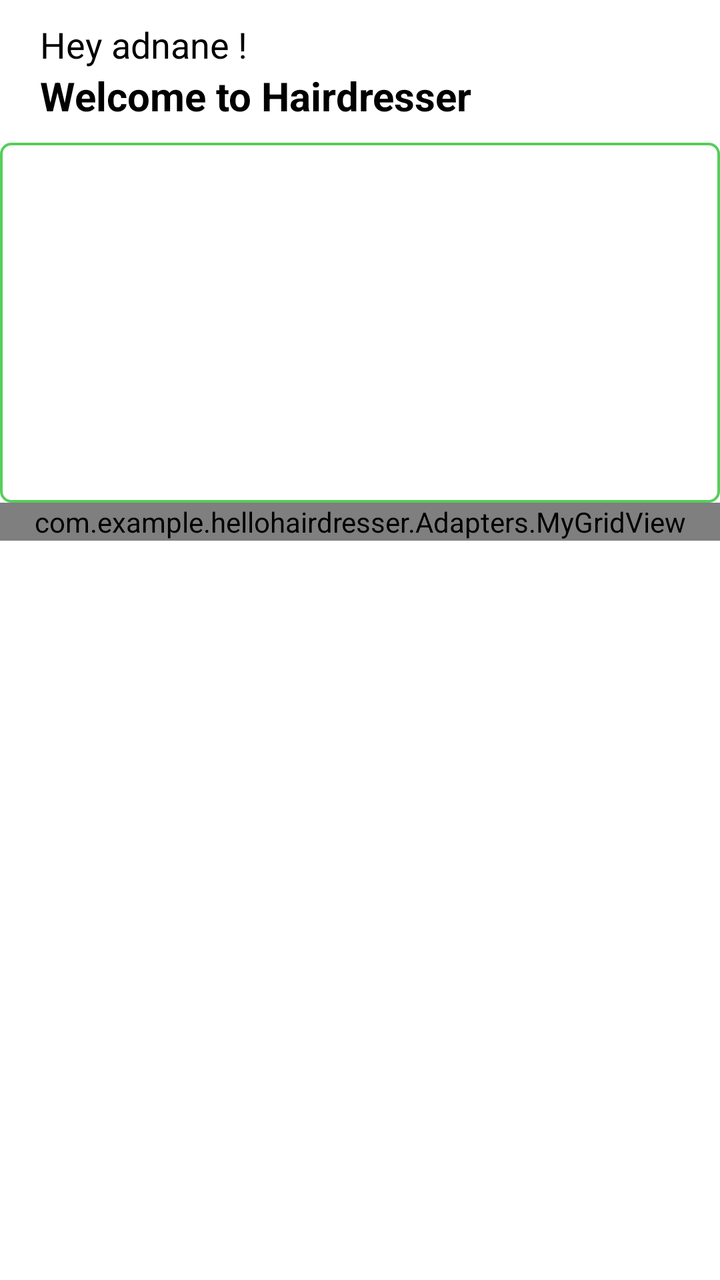
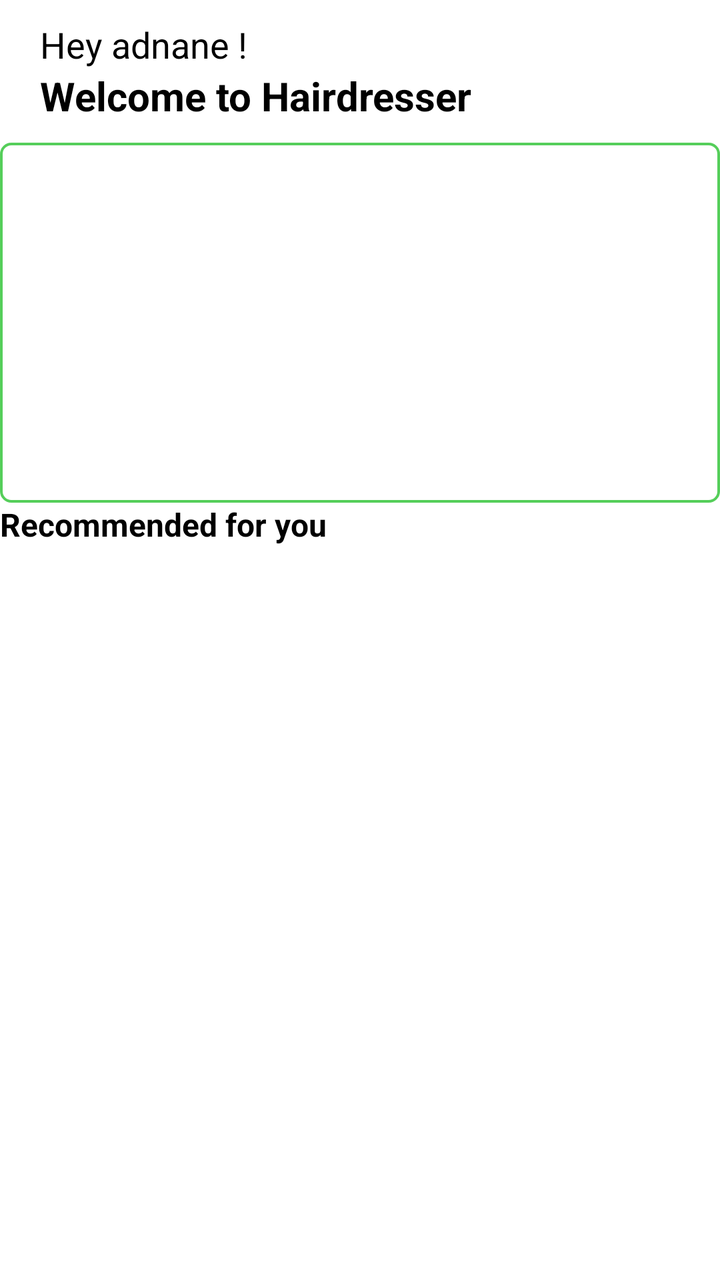

An Android layout rendered at two revisions. The XML below is the earlier revision; the diff shows what the commit changed to produce the second picture.
<!-- AndroidManifest.xml: application theme Theme.HelloHairdresser -->
<!-- res/layout/activity_home_client.xml -->
<LinearLayout
    xmlns:android="http://schemas.android.com/apk/res/android"
    xmlns:app="http://schemas.android.com/apk/res-auto"
    xmlns:tools="http://schemas.android.com/tools"
    android:layout_width="match_parent"
    android:layout_height="match_parent"
    android:orientation="vertical"
    tools:context=".HomeClient">
    
    <LinearLayout
        android:layout_width="match_parent"
        android:layout_height="wrap_content"
        android:orientation="vertical"
        android:paddingHorizontal="20dp"
        android:paddingVertical="10dp"
        >
        <TextView
            android:layout_width="match_parent"
            android:layout_height="wrap_content"
            android:text="Hey adnane !"
            android:textSize="18sp"
            android:textColor="@color/black"
            />
        <TextView
            android:layout_width="wrap_content"
            android:layout_height="wrap_content"
            android:text="Welcome to Hairdresser"
            android:textColor="@color/black"
            android:textStyle="bold"
            android:textSize="20dp"
            />
    </LinearLayout>

    <androidx.viewpager.widget.ViewPager
        android:id="@+id/pubsImages"
        android:layout_width="match_parent"
        android:layout_height="180dp"
        android:background="@drawable/shape_button"
        />
    
    <androidx.recyclerview.widget.RecyclerView
        android:id="@+id/recyclerviewCategories"
        android:scrollbars="horizontal"
        android:focusable="false"
        android:layout_width="wrap_content"
        android:layout_height="wrap_content"
        android:layout_centerVertical="true"
        android:layout_centerHorizontal="true" />

   
    <com.example.hellohairdresser.Adapters.MyGridView
        android:id="@+id/gridViewDresser"
        android:layout_width="match_parent"
        android:layout_height="wrap_content"
        android:gravity="center"
        android:numColumns="3"
        android:stretchMode="columnWidth"
        />

</LinearLayout>
<!-- resources referenced by this layout -->
<resources>
  <color name="black">#FF000000</color>
  <!-- drawable shape_button (drawable) -->
  <?xml version="1.0" encoding="utf-8"?>
  <shape xmlns:android="http://schemas.android.com/apk/res/android"
      android:shape="rectangle"
      >
      <corners android:radius="5dp" />
      <stroke android:color="@color/vertApp" android:width="1.3dp"/>
  
  </shape>
  <style name="Theme.HelloHairdresser" parent="Theme.MaterialComponents.DayNight.DarkActionBar">
          
          <item name="colorPrimary">@color/purple_500</item>
          <item name="colorPrimaryVariant">@color/purple_700</item>
          <item name="colorOnPrimary">@color/white</item>
          
          <item name="colorSecondary">@color/teal_200</item>
          <item name="colorSecondaryVariant">@color/teal_700</item>
          <item name="colorOnSecondary">@color/black</item>
          
          <item name="android:statusBarColor" tools:targetApi="l">?attr/colorPrimaryVariant</item>
          
      </style>
  <color name="vertApp">#E13FC845</color>
  <color name="purple_500">#FF6200EE</color>
  <color name="purple_700">#FF3700B3</color>
  <color name="white">#FFFFFFFF</color>
  <color name="teal_200">#FF03DAC5</color>
  <color name="teal_700">#FF018786</color>
</resources>

<!-- the commit's change to res/layout/activity_home_client.xml (unified diff, before → after) -->
@@ -48,13 +48,24 @@
         android:layout_centerHorizontal="true" />
 
    
-    <com.example.hellohairdresser.Adapters.MyGridView
-        android:id="@+id/gridViewDresser"
+
+   
+    
+    <TextView
         android:layout_width="match_parent"
         android:layout_height="wrap_content"
-        android:gravity="center"
-        android:numColumns="3"
-        android:stretchMode="columnWidth"
+        android:text="Recommended for you"
+        android:textColor="@color/black"
+        android:textStyle="bold"
+        android:textSize="16dp"
         />
+    <androidx.recyclerview.widget.RecyclerView
+        android:id="@+id/recyclerviewSalon"
+        android:scrollbars="horizontal"
+        android:focusable="false"
+        android:layout_width="wrap_content"
+        android:layout_height="wrap_content"
+        android:layout_centerVertical="true"
+        android:layout_centerHorizontal="true" />
 
 </LinearLayout>
